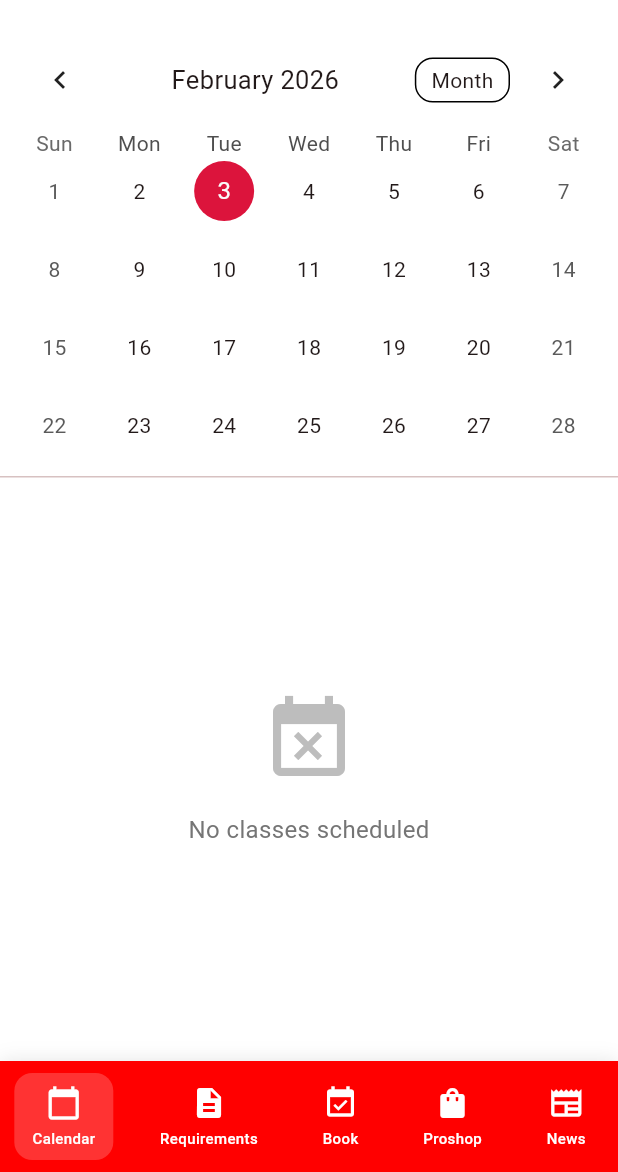
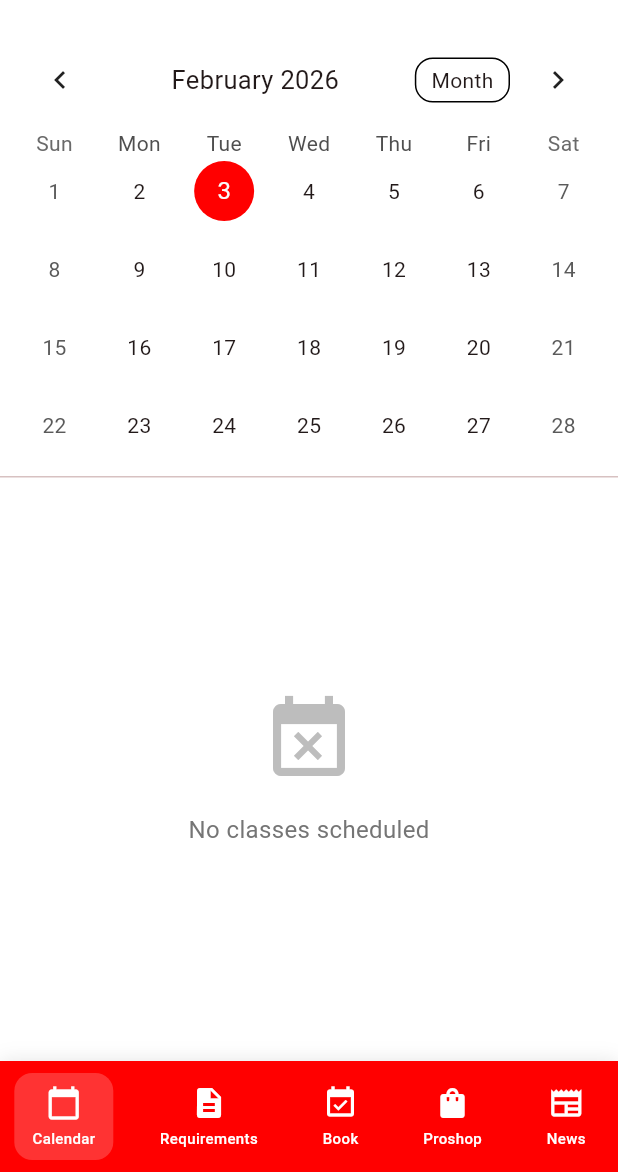
Before and after one commit to tiredwren/ib_CS_IA_2026, a Flutter app: the screen it shows once a user with an empty profile is signed in, on a phone screen of 412 x 824 dp, the part 64-1236 px from its top. Run offline on Flutter 3.47's test engine with Material 3 defaults, Android fonts, the phone set to English and light mode, and no system bars; drawn by our look-alikes of table_calendar; our stand-ins replace cloud_firestore, firebase_auth, firebase_core; accounts and stored records are empty.

Commit message:
fix colors to all be 0xFFFF0000 (bright red, branding color)

```diff
--- a/lib/screens/booking_screen.dart
+++ b/lib/screens/booking_screen.dart
@@ -186,7 +186,7 @@ class _OnlineBookingState extends State<OnlineBooking> {
                         vertical: 4,
                       ),
                       decoration: BoxDecoration(
-                        color: const Color(0xFFDC143C),
+                        color: const Color(0xFFFF0000),
                         borderRadius: BorderRadius.circular(12),
                       ),
                       child: Text(
@@ -247,7 +247,7 @@ class _OnlineBookingState extends State<OnlineBooking> {
             width: double.infinity,
             padding: const EdgeInsets.all(16),
             decoration: const BoxDecoration(
-              color: Color(0xFFDC143C),
+              color: Color(0xFFFF0000),
             ),
             child: StreamBuilder<QuerySnapshot>(
               stream: FirebaseFirestore.instance
--- a/lib/screens/calendar_screen.dart
+++ b/lib/screens/calendar_screen.dart
@@ -124,15 +124,15 @@ class _CalendarState extends State<Calendar> {
               },
               calendarStyle: CalendarStyle(
                 todayDecoration: BoxDecoration(
-                  color: const Color(0xFFDC143C).withOpacity(0.5),
+                  color: const Color(0xFFFF0000).withOpacity(0.5),
                   shape: BoxShape.circle,
                 ),
                 selectedDecoration: const BoxDecoration(
-                  color: Color(0xFFDC143C),
+                  color: Color(0xFFFF0000),
                   shape: BoxShape.circle,
                 ),
                 markerDecoration: const BoxDecoration(
-                  color: Color(0xFFDC143C),
+                  color: Color(0xFFFF0000),
                   shape: BoxShape.circle,
                 ),
               ),
--- a/lib/screens/newsletters_screen.dart
+++ b/lib/screens/newsletters_screen.dart
@@ -24,7 +24,7 @@ class Newsletters extends StatelessWidget {
         Container(
           width: double.infinity,
           padding: const EdgeInsets.all(16),
-          color: const Color(0xFFDC143C),
+          color: const Color(0xFFFF0000),
           child: const Column(
             crossAxisAlignment: CrossAxisAlignment.start,
             children: [
@@ -212,7 +212,7 @@ class Newsletters extends StatelessWidget {
                       vertical: 6,
                     ),
                     decoration: BoxDecoration(
-                      color: const Color(0xFFDC143C),
+                      color: const Color(0xFFFF0000),
                       borderRadius: BorderRadius.circular(20),
                     ),
                     child: Text(
```
